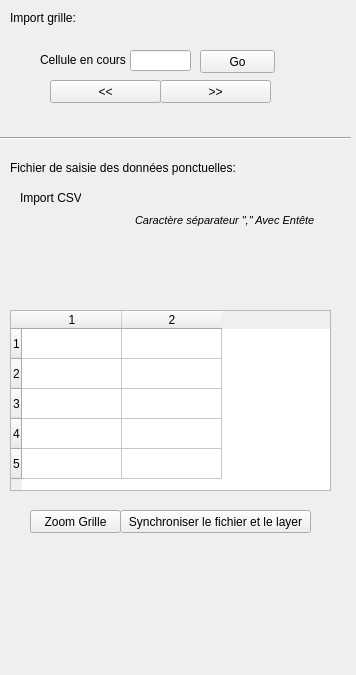
Above: gui/geodata_matching_dialog_base.ui from mdvandamme/PoussePousseEditData before the change. Below: the same form after it.
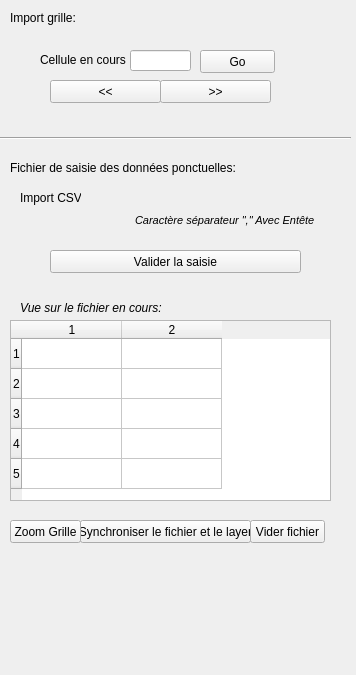
That is the form after the change. Custom widgets are drawn as their Qt base class.

Commit message: Symbologie et nom des couches

The edit to the form file:
```diff
--- a/gui/geodata_matching_dialog_base.ui
+++ b/gui/geodata_matching_dialog_base.ui
@@ -73,7 +73,7 @@
     <property name="geometry">
      <rect>
       <x>10</x>
-      <y>310</y>
+      <y>320</y>
       <width>321</width>
       <height>181</height>
      </rect>
@@ -95,9 +95,9 @@
    <widget class="QPushButton" name="btSynchronize">
     <property name="geometry">
      <rect>
-      <x>120</x>
-      <y>510</y>
-      <width>191</width>
+      <x>80</x>
+      <y>520</y>
+      <width>171</width>
       <height>23</height>
      </rect>
     </property>
@@ -170,9 +170,9 @@
    <widget class="QPushButton" name="btZoomGrille">
     <property name="geometry">
      <rect>
-      <x>30</x>
-      <y>510</y>
-      <width>91</width>
+      <x>10</x>
+      <y>520</y>
+      <width>71</width>
       <height>23</height>
      </rect>
     </property>
@@ -225,6 +225,51 @@
      <string>Caractère séparateur &quot;,&quot; Avec Entête</string>
     </property>
    </widget>
+   <widget class="QPushButton" name="btViderFichier">
+    <property name="geometry">
+     <rect>
+      <x>250</x>
+      <y>520</y>
+      <width>75</width>
+      <height>23</height>
+     </rect>
+    </property>
+    <property name="text">
+     <string>Vider fichier</string>
+    </property>
+   </widget>
+   <widget class="QPushButton" name="btValider">
+    <property name="geometry">
+     <rect>
+      <x>50</x>
+      <y>250</y>
+      <width>251</width>
+      <height>23</height>
+     </rect>
+    </property>
+    <property name="text">
+     <string>Valider la saisie</string>
+    </property>
+   </widget>
+   <widget class="QLabel" name="label_6">
+    <property name="geometry">
+     <rect>
+      <x>20</x>
+      <y>300</y>
+      <width>151</width>
+      <height>16</height>
+     </rect>
+    </property>
+    <property name="font">
+     <font>
+      <family>Arial</family>
+      <italic>true</italic>
+     </font>
+    </property>
+    <property name="text">
+     <string>Vue sur le fichier en cours:</string>
+    </property>
+   </widget>
   </widget>
  </widget>
  <customwidgets>
```
Left out of the diff: 1 changed line with no effect on the pictures. The commit also changes 2 other files.
